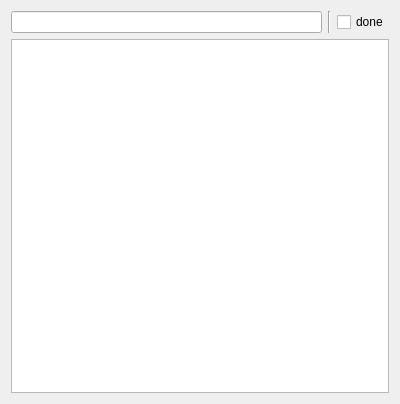
First picture: the form in src/ui/tasktreewidget.ui, repository krug-vadim/Hussein, before the edit.
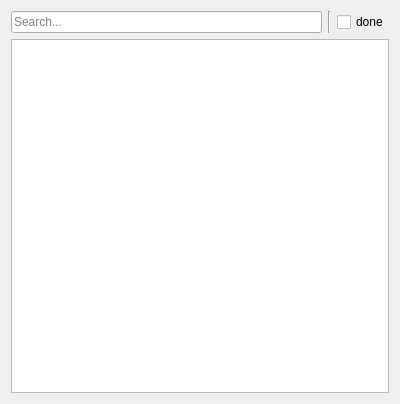
Second picture: the form after the edit. Icons and pictures are not drawn. Custom widgets are drawn as their Qt base class.

Patch:
```diff
--- a/src/ui/tasktreewidget.ui
+++ b/src/ui/tasktreewidget.ui
@@ -42,7 +42,11 @@
    <item>
     <layout class="QHBoxLayout" name="horizontalLayout">
      <item>
-      <widget class="QLineEdit" name="lineEdit"/>
+      <widget class="QLineEdit" name="search">
+       <property name="placeholderText">
+        <string>Search...</string>
+       </property>
+      </widget>
      </item>
      <item>
       <widget class="Line" name="line">
```
Left out of the diff: 2 changed lines with no effect on the pictures.
